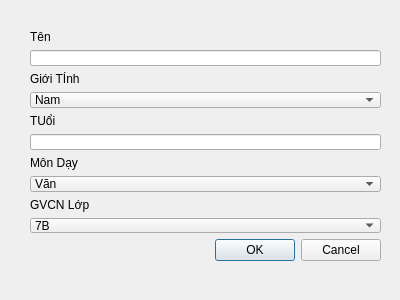
Before: the Qt Designer form Ui/Dialog_them_giaovien.ui in ahiendz/School-Management-System, drawn with Qt 5.
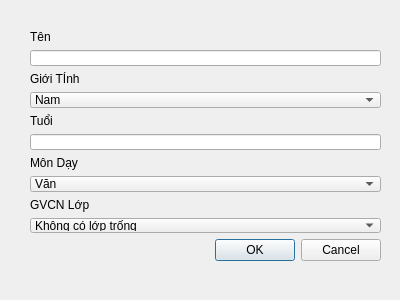
After: the same form once the commit is applied.

What changed in the file:
```diff
--- a/Ui/Dialog_them_giaovien.ui
+++ b/Ui/Dialog_them_giaovien.ui
@@ -13,7 +13,7 @@
   <property name="windowTitle">
    <string>Dialog</string>
   </property>
-  <widget class="QWidget" name="">
+  <widget class="QWidget" name="layoutWidget">
    <property name="geometry">
     <rect>
      <x>30</x>
@@ -59,7 +59,7 @@
       <item>
        <widget class="QLabel" name="label_5">
         <property name="text">
-         <string>TUổi</string>
+         <string>Tuổi</string>
         </property>
        </widget>
       </item>
@@ -108,12 +108,7 @@
        <widget class="QComboBox" name="gvcn">
         <item>
          <property name="text">
-          <string>7B</string>
-         </property>
-        </item>
-        <item>
-         <property name="text">
-          <string>9D</string>
+          <string>Không có lớp trống</string>
          </property>
         </item>
        </widget>
```
